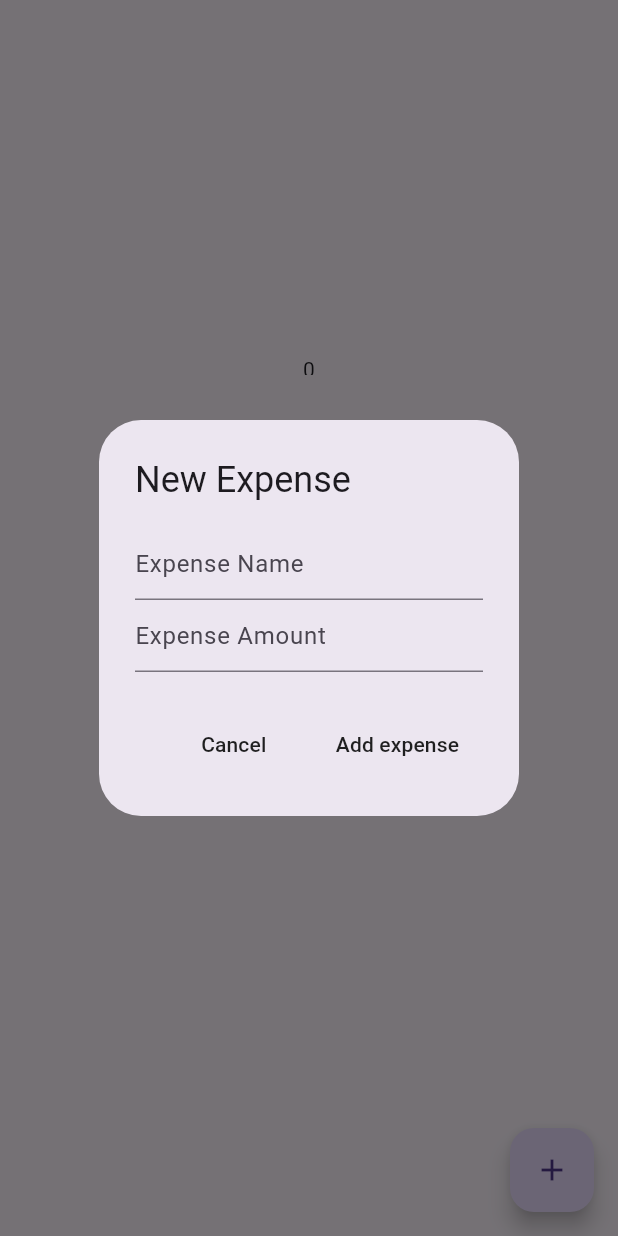
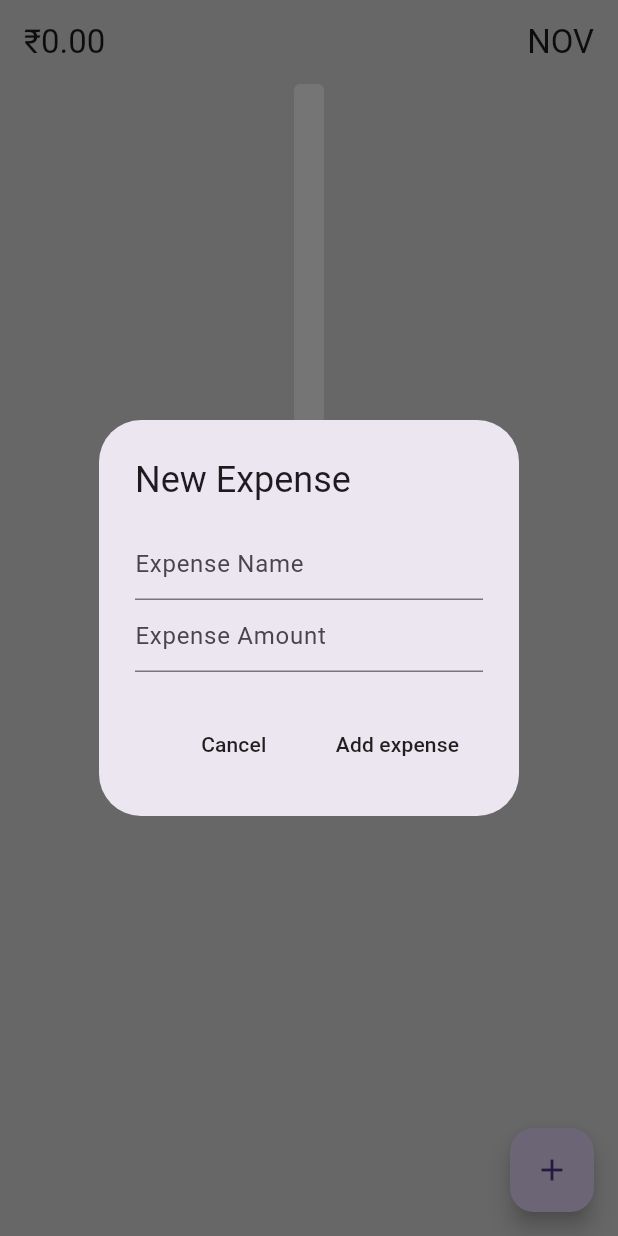
Before and after one commit to sabarivijayan/expense_tracker_flutter, a Flutter app: the screen it shows after launch, after a tap on the "add" icon, on a phone screen of 412 x 824 dp. Run offline on Flutter 3.47's test engine with Material 3 defaults, Android fonts, the phone set to English and light mode, and no system bars; drawn by our look-alikes of fl_chart; our stand-ins replace flutter_slidable, isar; accounts and stored records are empty; generated files the repository leaves out were written again.

```diff
--- a/lib/bar graph/bar_graph.dart
+++ b/lib/bar graph/bar_graph.dart
@@ -18,10 +18,101 @@ class MyBarGraph extends StatefulWidget {
 class _MyBarGraphState extends State<MyBarGraph> {
   List<IndividualBarGraph> barData = [];
 
+  @override
+  void initState() {
+    super.initState();
+    WidgetsBinding.instance.addPostFrameCallback((timeStamp) {
+      scrollToEnd();
+    });
+  }
+
   void initializeBarData() {
     barData = List.generate(
       widget.monthlySummary.length,
       (index) => IndividualBarGraph(x: index, y: widget.monthlySummary[index]),
+    );
+  }
+
+  double claculateMax() {
+    double max = 500;
+    widget.monthlySummary.sort();
+
+    max = widget.monthlySummary.last * 1.05;
+    if (max < 500) {
+      return 500;
+    }
+    return max;
+  }
+
+  final ScrollController _scrollController = ScrollController();
+  void scrollToEnd() {
+    _scrollController.animateTo(
+      _scrollController.position.maxScrollExtent,
+      duration: const Duration(seconds: 1),
+      curve: Curves.fastOutSlowIn,
+    );
+  }
+
+  // Moved inside the class and modified to use widget.startMonth
+  Widget getBottomTitles(double value, TitleMeta meta) {
+    const textStyle = TextStyle(
+      color: Colors.grey,
+      fontWeight: FontWeight.bold,
+      fontSize: 14,
+    );
+
+    // Calculate the actual month by adding startMonth and taking modulo 12
+    int monthIndex = ((value.toInt() + widget.startMonth - 1) % 12);
+
+    // Optional: Add debug print to see the values
+    // print('Value: $value, StartMonth: ${widget.startMonth}, MonthIndex: $monthIndex');
+
+    String text;
+    switch (monthIndex) {
+      case 0:
+        text = 'J'; // January
+        break;
+      case 1:
+        text = 'F'; // February
+        break;
+      case 2:
+        text = 'M'; // March
+        break;
+      case 3:
+        text = 'A'; // April
+        break;
+      case 4:
+        text = 'M'; // May
+        break;
+      case 5:
+        text = 'J'; // June
+        break;
+      case 6:
+        text = 'J'; // July
+        break;
+      case 7:
+        text = 'A'; // August
+        break;
+      case 8:
+        text = 'S'; // September
+        break;
+      case 9:
+        text = 'O'; // October
+        break;
+      case 10:
+        text = 'N'; // November
+        break;
+      case 11:
+        text = 'D'; // December
+        break;
+      default:
+        text = '';
+        break;
+    }
+
+    return SideTitleWidget(
+      axisSide: meta.axisSide,
+      child: Text(text, style: textStyle),
     );
   }
 
@@ -32,23 +123,36 @@ class _MyBarGraphState extends State<MyBarGraph> {
     double barWidth = 20;
     double spaceBetweenBars = 15;
 
-    return BarChart(
+    return SingleChildScrollView(
+      scrollDirection: Axis.horizontal,
+      controller: _scrollController,
+      child: Padding(
+        padding: const EdgeInsets.symmetric(horizontal: 25.0),
+        child: SizedBox(
+          width: barWidth * barData.length +
+              spaceBetweenBars * (barData.length - 1),
+          child: BarChart(
             BarChartData(
               minY: 0,
-        maxY: 100,
+              maxY: claculateMax(),
               gridData: const FlGridData(show: false),
               borderData: FlBorderData(show: false),
               titlesData: FlTitlesData(
                 show: true,
-            topTitles: AxisTitles(sideTitles: SideTitles(showTitles: false)),
-            bottomTitles: AxisTitles(sideTitles: SideTitles(showTitles: true)),
-            leftTitles: AxisTitles(sideTitles: SideTitles(showTitles: false)),
-            rightTitles: AxisTitles(
+                topTitles:
+                    AxisTitles(sideTitles: SideTitles(showTitles: false)),
+                leftTitles:
+                    AxisTitles(sideTitles: SideTitles(showTitles: false)),
+                rightTitles:
+                    AxisTitles(sideTitles: SideTitles(showTitles: false)),
+                bottomTitles: AxisTitles(
                   sideTitles: SideTitles(
-              showTitles: false,
+                    showTitles: true,
                     getTitlesWidget: getBottomTitles,
                     reservedSize: 24,
-            ))),
+                  ),
+                ),
+              ),
               barGroups: barData
                   .map(
                     (data) => BarChartGroupData(
@@ -59,70 +163,22 @@ class _MyBarGraphState extends State<MyBarGraph> {
                           width: barWidth,
                           borderRadius: BorderRadius.circular(4),
                           color: Colors.grey.shade800,
+                          backDrawRodData: BackgroundBarChartRodData(
+                            show: true,
+                            toY: claculateMax(),
+                            color: Colors.white,
+                          ),
                         ),
                       ],
                     ),
                   )
                   .toList(),
+              alignment: BarChartAlignment.center,
+              groupsSpace: spaceBetweenBars,
+            ),
+          ),
+        ),
       ),
     );
   }
 }
-
-Widget getBottomTitles(double value, TitleMeta meta) {
-  const textStyle = TextStyle(
-    color: Colors.grey,
-    fontWeight: FontWeight.bold,
-    fontSize: 14,
-  );
-
-  String text;
-  switch (value.toInt() % 12) {
-    case 0:
-      text = 'J';
-      break;
-    case 1:
-      text = 'F';
-      break;
-    case 2:
-      text = 'M';
-      break;
-    case 3:
-      text = 'A';
-      break;
-    case 4:
-      text = 'M';
-      break;
-    case 5:
-      text = 'J';
-      break;
-    case 6:
-      text = 'J';
-      break;
-    case 7:
-      text = 'A';
-      break;
-    case 8:
-      text = 'S';
-      break;
-    case 9:
-      text = 'O';
-      break;
-    case 10:
-      text = 'N';
-      break;
-    case 11:
-      text = 'D';
-      break;
-
-    default:
-      text = '';
-      break;
-  }
-  return SideTitleWidget(
-      child: Text(
-        text,
-        style: textStyle,
-      ),
-      axisSide: meta.axisSide);
-}
--- a/lib/components/my_list_tile.dart
+++ b/lib/components/my_list_tile.dart
@@ -10,15 +10,21 @@ class MyListTile extends StatelessWidget {
 
   @override
   Widget build(BuildContext context) {
-    return Slidable(
+    return Padding(
+      padding: const EdgeInsets.symmetric(vertical: 5, horizontal: 25),
+      child: Slidable(
         endActionPane: ActionPane(motion: const StretchMotion(), children: [
           SlidableAction(onPressed: onEditPressed, icon: Icons.settings, backgroundColor: Colors.grey, foregroundColor: Colors.white ,borderRadius: BorderRadius.circular(4),),
           SlidableAction(onPressed: onDeletePressed, icon: Icons.delete, backgroundColor: Colors.red, foregroundColor: Colors.white ,borderRadius: BorderRadius.circular(4),),
         ]),
+        child: Container(
+          decoration: BoxDecoration(borderRadius: BorderRadius.circular(4),color: Colors.grey.shade200),
           child: ListTile(
             title: Text(title),
             trailing: Text(trailing),
           ),
+        ),
+      ),
     );
   }
 }
--- a/lib/database/expense_database.dart
+++ b/lib/database/expense_database.dart
@@ -5,7 +5,7 @@ import 'package:path_provider/path_provider.dart';
 
 class ExpenseDatabase extends ChangeNotifier{
   static late Isar isar;
-  List<Expense> _allExpenses = [];
+  final List<Expense> _allExpenses = [];
 
   static Future<void> initialize() async{
     final dir = await getApplicationDocumentsDirectory();
@@ -48,21 +48,34 @@ class ExpenseDatabase extends ChangeNotifier{
   }
 
 
-  Future<Map<int,double>> calculateMonthlyTotals()async{
+  Future<Map<String,double>> calculateMonthlyTotals()async{
     await readExpenses();
-    Map<int,double> monthlyTotals = {};
+    Map<String,double> monthlyTotals = {};
 
     for (var expense in _allExpenses){
-      int month = expense.date.month;
+      String yearMonth = '${expense.date.year}-${expense.date.month}';
 
-      if(!monthlyTotals.containsKey(month)){
-        monthlyTotals[month] = 0;
+      if(!monthlyTotals.containsKey(yearMonth)){
+        monthlyTotals[yearMonth] = 0;
       }
 
-      monthlyTotals[month] = monthlyTotals[month]! + expense.amount;
+      monthlyTotals[yearMonth] = monthlyTotals[yearMonth]! + expense.amount;
     }
     return monthlyTotals;
   }
+
+Future<double> calculateCurrentMonthTotal() async{
+
+  await readExpenses();
+  int currentMonth = DateTime.now().month;
+  int currentYear = DateTime.now().year;
+
+  List<Expense> currentMonthExpenses = _allExpenses.where((expense){
+    return expense.date.month == currentMonth && expense.date.year == currentYear;
+  }).toList();
+  double total = currentMonthExpenses.fold(0, (sum, expense) => sum + expense.amount);
+  return total;
+}
 
   int getStartMonth(){
     if(_allExpenses.isEmpty){
--- a/lib/helpers/helper_function.dart
+++ b/lib/helpers/helper_function.dart
@@ -6,7 +6,7 @@ double convertStringToDouble(String string){
 }
 
 String formatAmount(double amount){
-  final format = NumberFormat.currency(locale: "en_US", symbol: "\₹", decimalDigits: 2);
+  final format = NumberFormat.currency(locale: "en_US", symbol: "₹", decimalDigits: 2);
   return format.format(amount);
 }
 
@@ -15,3 +15,23 @@ int calculateMonthCount(int startYear, startMonth, currentMonth, currentYear){
   int monthCount = (currentYear-startYear) * 12 + currentMonth - startMonth + 1;
   return monthCount;
 }
+
+
+String getCurrentMonthName(){
+  DateTime now = DateTime.now();
+  List<String> months = [
+    'JAN',
+    'FEB',
+    'MAR',
+    'APR',
+    'MAY',
+    'JUN',
+    'JUL',
+    'AUG',
+    'SEP',
+    'OCT',
+    'NOV',
+    'DEC'
+  ];
+  return months[now.month - 1];
+}
--- a/lib/pages/home_page.dart
+++ b/lib/pages/home_page.dart
@@ -17,24 +17,28 @@ class _HomePageState extends State<HomePage> {
   TextEditingController nameController = TextEditingController();
   TextEditingController amountController = TextEditingController();
 
-  Future<Map<int, double>>? _monthlyTotalsFuture;
+  Future<Map<String, double>>? _monthlyTotalsFuture;
+  Future<double>? _calculateCurrentMonthTotal;
 
+  @override
   void initState() {
     Provider.of<ExpenseDatabase>(context, listen: false).readExpenses();
-    refreshGraphData();
+    refreshData();
     super.initState();
   }
 
-  void refreshGraphData() {
+  void refreshData() {
     _monthlyTotalsFuture = Provider.of<ExpenseDatabase>(context, listen: false)
         .calculateMonthlyTotals();
+
+    _calculateCurrentMonthTotal = Provider.of<ExpenseDatabase>(context, listen:false).calculateCurrentMonthTotal();
   }
 
   void openNewExpenseBox() {
     showDialog(
         context: context,
         builder: (context) => AlertDialog(
-              title: Text("New Expense"),
+              title: const Text("New Expense"),
               content: Column(
                 mainAxisSize: MainAxisSize.min,
                 children: [
@@ -60,7 +64,7 @@ class _HomePageState extends State<HomePage> {
     showDialog(
         context: context,
         builder: (context) => AlertDialog(
-              title: Text("New Expense"),
+              title: const Text("New Expense"),
               content: Column(
                 mainAxisSize: MainAxisSize.min,
                 children: [
@@ -82,7 +86,7 @@ class _HomePageState extends State<HomePage> {
     showDialog(
         context: context,
         builder: (context) => AlertDialog(
-              title: Text("Delete Expense"),
+              title: const Text("Delete Expense"),
               actions: [_cancelButton(), _deleteExpenseButton(expense.id)],
             ));
   }
@@ -98,7 +102,32 @@ class _HomePageState extends State<HomePage> {
       int monthCount =
           calculateMonthCount(startYear, startMonth, currentMonth, currentYear);
 
+      List<Expense> currentMonthExpenses = value.allExpenses.where((expense) {
+        return expense.date.month == currentMonth &&
+            expense.date.year == currentYear;
+      }).toList();
+
       return Scaffold(
+        appBar: AppBar(
+          backgroundColor: Colors.transparent,
+          title: FutureBuilder<double>(
+            future: _calculateCurrentMonthTotal,
+            builder: (context, snapshot) {
+              if (snapshot.connectionState == ConnectionState.done) {
+                return Row(
+                  mainAxisAlignment: MainAxisAlignment.spaceBetween,
+                  children: [
+                    Text("\₹${snapshot.data!.toStringAsFixed(2)}"),
+                    Text(getCurrentMonthName()),
+                  ],
+                );
+              } else {
+                return const Text("Loading.....");
+              }
+            },
+          ),
+        ),
+        backgroundColor: Colors.grey.shade300,
         floatingActionButton: FloatingActionButton(
           onPressed: openNewExpenseBox,
           child: const Icon(Icons.add),
@@ -112,11 +141,18 @@ class _HomePageState extends State<HomePage> {
                     future: _monthlyTotalsFuture,
                     builder: (context, snapshot) {
                       if (snapshot.connectionState == ConnectionState.done) {
-                        final monthlyTotals = snapshot.data ?? {};
+                        Map<String, double> monthlyTotals = snapshot.data ?? {};
                         List<double> monthlySummary = List.generate(
                             monthCount,
-                            (index) =>
-                                monthlyTotals[startMonth + index] ?? 0.0);
+                            (index) {
+                                int year = startYear + (startMonth + index - 1) ~/12;
+                                int month = (startMonth + index - 1) % 12 + 1;
+
+                                String yearMonthKey = '$year-$month';
+
+                                return monthlyTotals[yearMonthKey] ?? 0;
+                            },
+                        );
                         return MyBarGraph(
                             monthlySummary: monthlySummary,
                             startMonth: startMonth);
@@ -125,11 +161,15 @@ class _HomePageState extends State<HomePage> {
                       }
                     }),
               ),
+
+              const SizedBox(height: 25),
               Expanded(
                 child: ListView.builder(
-                  itemCount: value.allExpenses.length,
+                  itemCount: currentMonthExpenses.length,
                   itemBuilder: (context, index) {
-                    Expense individualExpense = value.allExpenses[index];
+
+                    int reversedIndex = currentMonthExpenses.length - 1 - index;
+                    Expense individualExpense = currentMonthExpenses[reversedIndex];
 
                     return MyListTile(
                       title: individualExpense.name,
@@ -175,14 +215,14 @@ class _HomePageState extends State<HomePage> {
 
             await context.read<ExpenseDatabase>().createNewExpense(newExpense);
 
-            refreshGraphData();
+            refreshData();
 
 
             nameController.clear();
             amountController.clear();
           }
         },
-        child: Text('Add expense'));
+        child: const Text('Add expense'));
   }
 
   Widget _editExpenseButton(Expense expense) {
@@ -206,7 +246,7 @@ class _HomePageState extends State<HomePage> {
               .read<ExpenseDatabase>()
               .updateExpense(existingId, updatedExpense);
 
-          refreshGraphData();
+          refreshData();
         }
       },
       child: const Text("Save"),
@@ -218,7 +258,7 @@ class _HomePageState extends State<HomePage> {
       onPressed: () async {
         Navigator.pop(context);
         await context.read<ExpenseDatabase>().deleteExpense(id);
-        refreshGraphData();
+        refreshData();
       },
       child: const Text("Delete"),
     );
```
Also changed, not shown: pubspec.yaml (+4 -5 lines), 6 other files. Lines whose indentation alone changed are shown as unchanged.
